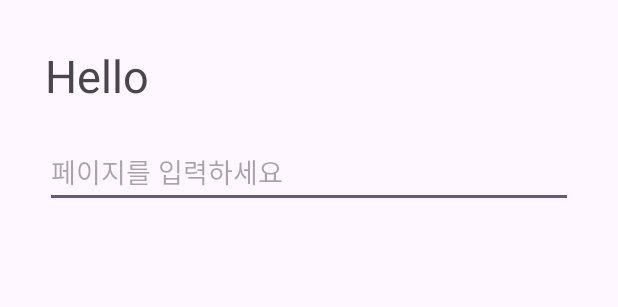
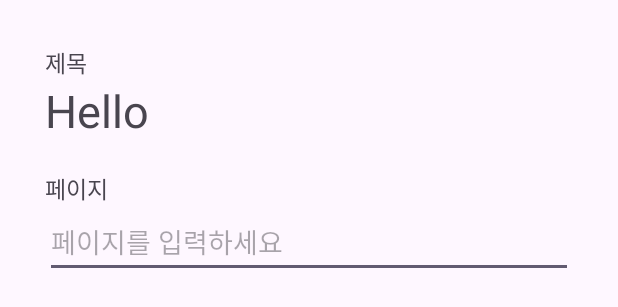
Before and after one commit to ydg0724/MobileTeamProject, an Android app: the layout dialog_page.xml on its own in the app's theme, with its tools: preview values and no code run, on a phone screen of 412 x 824 dp. Shown: the top 307 px of the screen. Run offline under Robolectric (Android 15) with nearby library versions, the phone set to English and light mode, and no system bars.

Commit message:
dialog design, book searchBtn

```diff
--- a/app/src/main/java/com/example/mobileteamproject/BookActivity.kt
+++ b/app/src/main/java/com/example/mobileteamproject/BookActivity.kt
@@ -87,7 +87,7 @@ class BookActivity : AppCompatActivity() {
         binding.searchBtn.setOnClickListener {
             val data = binding.editview.text.toString()
             val db = openOrCreateDatabase("readdb", Context.MODE_PRIVATE, null)
-            val cursor = db.rawQuery("select title, rate from BOOK_TB where title = '${data}'", null)
+            val cursor = db.rawQuery("select title, rate from BOOK_TB where title like '%${data}%'", null)
             titles.clear()
             ratings.clear()
             while (cursor.moveToNext()) {
--- a/app/src/main/res/layout/dialog_page.xml
+++ b/app/src/main/res/layout/dialog_page.xml
@@ -7,15 +7,24 @@
     <TextView
         android:layout_width="wrap_content"
         android:layout_height="wrap_content"
+        android:text="제목"
+        android:textSize="15dp"/>
+    <TextView
+        android:layout_width="wrap_content"
+        android:layout_height="wrap_content"
         android:id="@+id/textview"
         android:textSize="30dp"
         android:text="Hello"/>
-
+    <TextView
+        android:layout_width="wrap_content"
+        android:layout_height="wrap_content"
+        android:text="페이지"
+        android:textSize="15dp"
+        android:layout_marginTop="20dp"/>
     <EditText
         android:layout_width="match_parent"
         android:layout_height="wrap_content"
         android:id="@+id/editview"
         android:hint="페이지를 입력하세요"
-        android:inputType="number"
-        android:layout_marginTop="20dp"/>
+        android:inputType="number"/>
 </LinearLayout>
```
